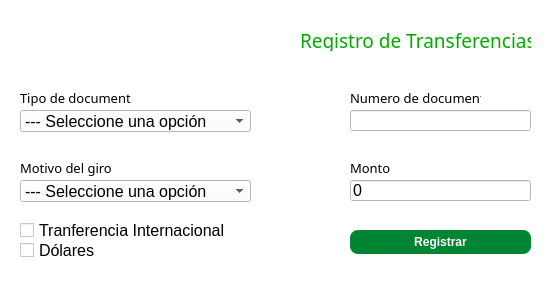
The window that gui/registro.ui (JoseJavierGJ/ProyectoSI-Topicos) describes before a commit, drawn with Qt 5.
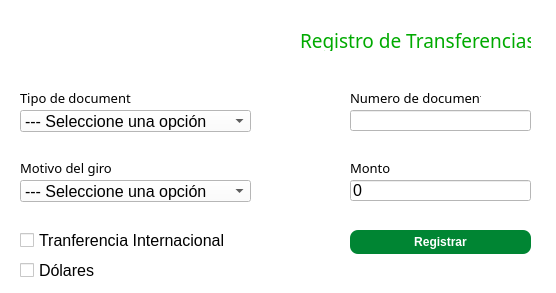
The same window after the commit. Icons and pictures are not drawn.

```diff
--- a/gui/registro.ui
+++ b/gui/registro.ui
@@ -246,7 +246,7 @@
    <property name="geometry">
     <rect>
      <x>20</x>
-     <y>220</y>
+     <y>230</y>
      <width>211</width>
      <height>20</height>
     </rect>
@@ -264,7 +264,7 @@
    <property name="geometry">
     <rect>
      <x>20</x>
-     <y>240</y>
+     <y>260</y>
      <width>81</width>
      <height>20</height>
     </rect>
```
Left out of the diff: 2 changed lines with no effect on the pictures.
